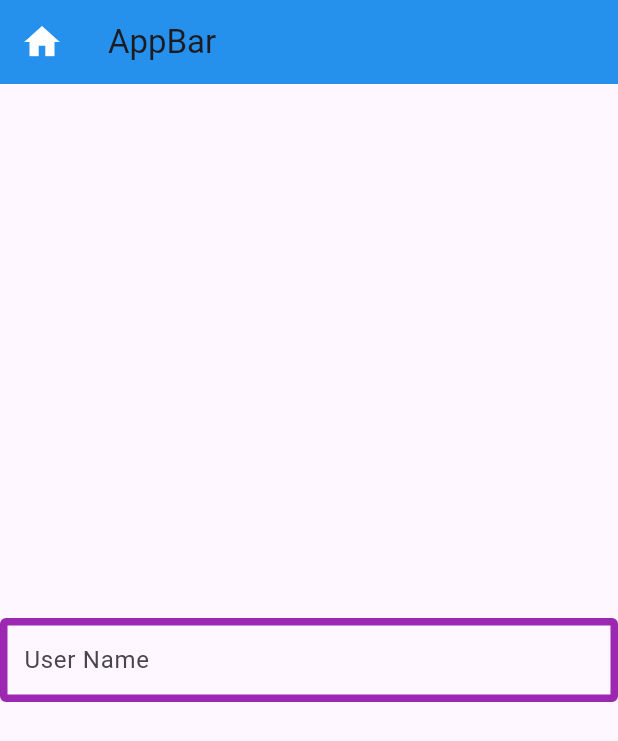
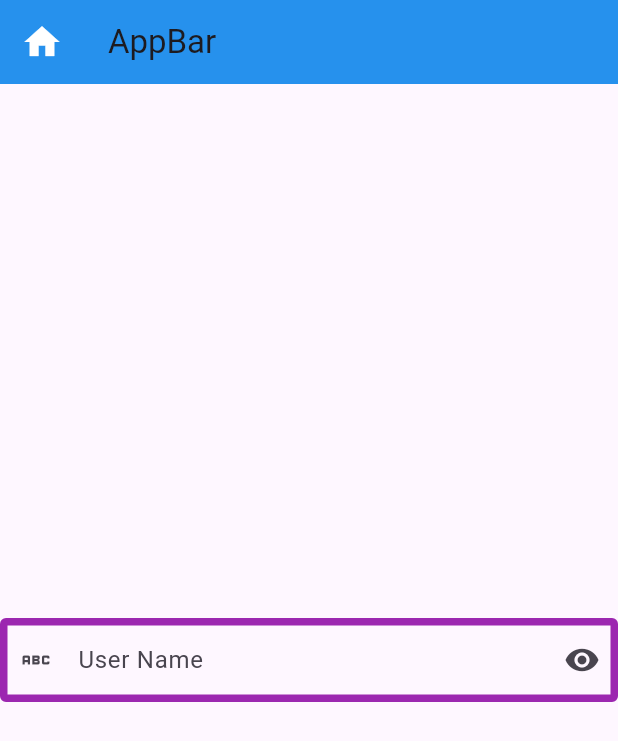
Before and after one commit to littleboyaba/Flutter-Widgets, a Flutter app: the screen it shows after launch, on a phone screen of 412 x 824 dp. Shown: the top 741 px of the screen. Run offline on Flutter 3.47's test engine with Material 3 defaults, Android fonts, the phone set to English and light mode, and no system bars.

Commit message:
Widget => TextField

```diff
--- a/lib/main.dart
+++ b/lib/main.dart
@@ -74,10 +74,10 @@ class HomeActivity extends StatelessWidget {
                 label: Text("User Name"),
                 hintText: 'Enter your name',
 
-                // prefix: Text('ID: '),
-                // prefixIcon: Icon(Icons.abc),
-                // suffix: Text('SuffixText'),
-                // suffixIcon: Icon(Icons.remove_red_eye_sharp),
+                prefix: Text('ID: '),
+                prefixIcon: Icon(Icons.abc),
+                suffix: Text('SuffixText'),
+                suffixIcon: Icon(Icons.remove_red_eye_sharp),
 
                 border: OutlineInputBorder(
                   borderSide: BorderSide(
```
